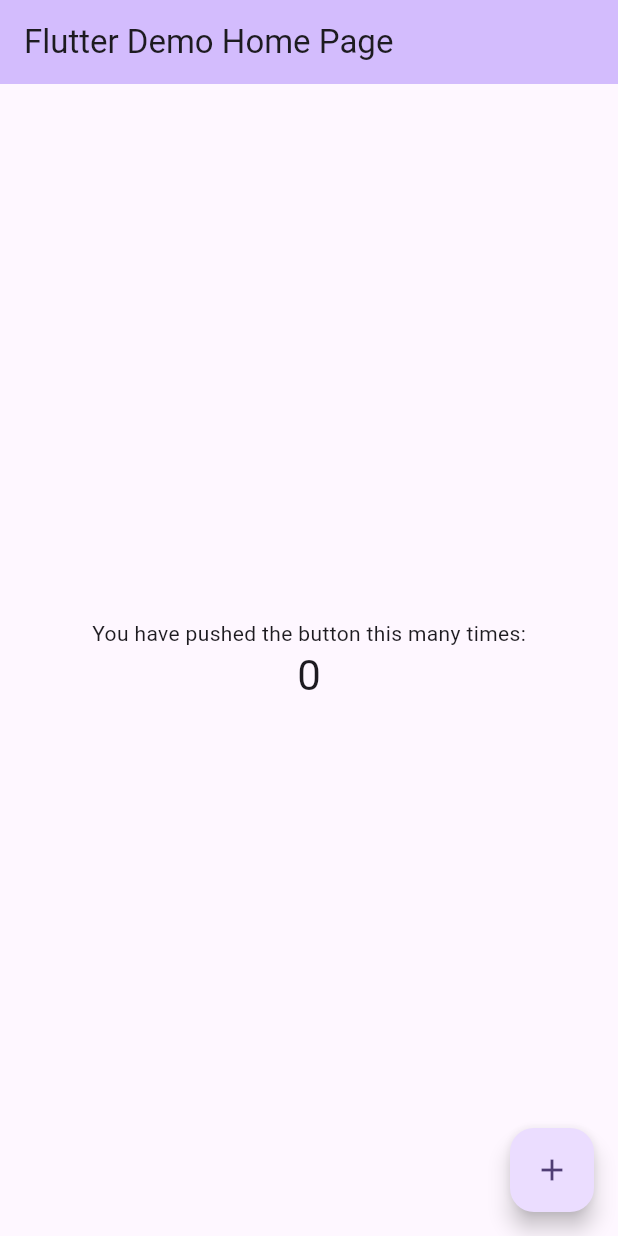
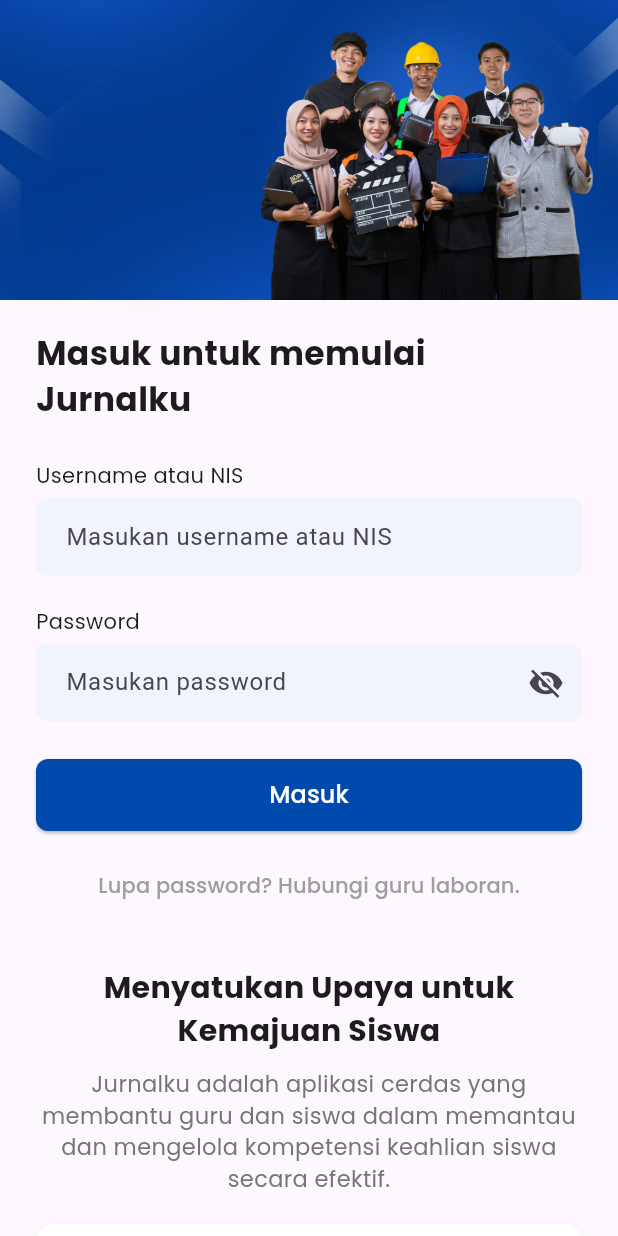
Before and after one commit to MuhammadHaikal1138/slicing_jurnalku, a Flutter app: the screen it shows after launch, on a phone screen of 412 x 824 dp. Run offline on Flutter 3.47's test engine with Material 3 defaults, Android fonts, the phone set to English and light mode, and no system bars; our stand-ins replace google_fonts.

Commit message:
login page1

```diff
--- /dev/null
+++ b/lib/login.dart
@@ -0,0 +1,304 @@
+import 'package:flutter/material.dart';
+import 'package:google_fonts/google_fonts.dart';
+
+class Login extends StatefulWidget {
+  Login({super.key});
+
+  final List<Map<String, dynamic>> _data = [
+    {
+      'icon': Icons.school,
+      'title': 'Dirancang Untuk Sekolah Kami',
+      'description':
+          'Dikembangkan khusus untuk memenuhi kebutuhan sekolah kami dengan fokus pada kemajuan siswa kami.',
+    },
+    {
+      'icon': Icons.forklift,
+      'title': 'Pemantauan yang Terstruktur',
+      'description':
+          'Memudahkan guru dalam menyusun dan memantau daftar kompetensi keahlian yang harus dikuasai siswa.',
+    },
+    {
+      'icon': Icons.person_2,
+      'title': 'Fitur Praktis dan Bermanfaat',
+      'description':
+          'Termasuk reminder otomatis, grafik perkembangan, dan analisis mendalam untuk efektivitas belajar.',
+    },
+    {
+      'icon': Icons.person,
+      'title': 'Pengajuan Kompetensi oleh Siswa',
+      'description':
+          'Siswa dapat mengajukan kompetensi yang telah dikuasai untuk diverifikasi oleh guru.',
+    },
+    {
+      'icon': Icons.note,
+      'title': 'Validasi dan Tanda Tangan Guru',
+      'description':
+          'Setiap kompetensi yang disetujui akan diberikan tanda terima dan tanda tangan guru sebagai bukti.',
+    },
+    {
+      'icon': Icons.monitor,
+      'title': 'Pantauan Real-Time dan Transparan',
+      'description':
+          'Monitoring langsung, Menciptakan lingkungan belajar yang transparan dan efisien.',
+    },
+  ];
+
+  @override
+  State<Login> createState() => _LoginState();
+}
+
+class _LoginState extends State<Login> {
+  bool _obscurePassword = true;
+
+  @override
+  Widget build(BuildContext context) {
+    return Scaffold(
+      body: ListView(
+        children: [
+          // Banner
+          Image.asset(
+            'assets/images/banner.jpg',
+            height: 200,
+            width: double.infinity,
+            fit: BoxFit.cover,
+          ),
+
+          const SizedBox(height: 20),
+
+          // FORM
+          Padding(
+            padding: const EdgeInsets.symmetric(horizontal: 24),
+            child: Column(
+              crossAxisAlignment: CrossAxisAlignment.start,
+              children: [
+                // Title
+                Text(
+                  "Masuk untuk memulai Jurnalku",
+                  style: GoogleFonts.poppins(
+                    fontSize: 22,
+                    fontWeight: FontWeight.bold,
+                  ),
+                ),
+
+                const SizedBox(height: 25),
+
+                // Username / NIS
+                Text(
+                  "Username atau NIS",
+                  style: GoogleFonts.poppins(fontSize: 14),
+                ),
+                const SizedBox(height: 5),
+                TextField(
+                  decoration: InputDecoration(
+                    hintText: "Masukan username atau NIS",
+                    filled: true,
+                    fillColor: const Color(0xfff1f4fb),
+                    contentPadding: const EdgeInsets.symmetric(
+                      horizontal: 16,
+                      vertical: 14,
+                    ),
+                    border: OutlineInputBorder(
+                      borderRadius: BorderRadius.circular(8),
+                      borderSide: BorderSide.none,
+                    ),
+                  ),
+                ),
+
+                const SizedBox(height: 20),
+
+                // Password
+                Text("Password", style: GoogleFonts.poppins(fontSize: 14)),
+                const SizedBox(height: 5),
+                TextField(
+                  obscureText: _obscurePassword,
+                  decoration: InputDecoration(
+                    hintText: "Masukan password",
+                    filled: true,
+                    fillColor: const Color(0xfff1f4fb),
+                    contentPadding: const EdgeInsets.symmetric(
+                      horizontal: 16,
+                      vertical: 14,
+                    ),
+                    suffixIcon: IconButton(
+                      icon: Icon(
+                        _obscurePassword
+                            ? Icons.visibility_off
+                            : Icons.visibility,
+                      ),
+                      onPressed: () {
+                        setState(() {
+                          _obscurePassword = !_obscurePassword;
+                        });
+                      },
+                    ),
+                    border: OutlineInputBorder(
+                      borderRadius: BorderRadius.circular(8),
+                      borderSide: BorderSide.none,
+                    ),
+                  ),
+                ),
+
+                const SizedBox(height: 25),
+
+                // Button Masuk
+                SizedBox(
+                  width: double.infinity,
+                  height: 48,
+                  child: ElevatedButton(
+                    style: ElevatedButton.styleFrom(
+                      backgroundColor: const Color(0xff004aad),
+                      shape: RoundedRectangleBorder(
+                        borderRadius: BorderRadius.circular(8),
+                      ),
+                    ),
+                    onPressed: () {},
+                    child: Text(
+                      "Masuk",
+                      style: GoogleFonts.poppins(
+                        fontSize: 16,
+                        color: Colors.white,
+                      ),
+                    ),
+                  ),
+                ),
+
+                const SizedBox(height: 12),
+
+                // Lupa password
+                Center(
+                  child: TextButton(
+                    onPressed: () {},
+                    child: Text(
+                      "Lupa password? Hubungi guru laboran.",
+                      style: GoogleFonts.poppins(color: Colors.grey),
+                    ),
+                  ),
+                ),
+
+                const SizedBox(height: 30),
+                Center(
+                  child: Text(
+                    "Menyatukan Upaya untuk Kemajuan Siswa",
+                    textAlign: TextAlign.center,
+                    style: GoogleFonts.poppins(
+                      fontSize: 20,
+                      fontWeight: FontWeight.bold,
+                    ),
+                  ),
+                ),
+                const SizedBox(height: 10),
+                Center(
+                  child: Text(
+                    "Jurnalku adalah aplikasi cerdas yang membantu guru dan siswa dalam memantau dan mengelola kompetensi keahlian siswa secara efektif.",
+                    textAlign: TextAlign.center,
+                    style: GoogleFonts.poppins(
+                      fontSize: 15,
+                      color: Colors.grey[600],
+                    ),
+                  ),
+                ),
+                const SizedBox(height: 20),
+
+                // === LIST FITUR ===
+                Column(
+                  children: widget._data.map((item) {
+                    return Container(
+                      margin: const EdgeInsets.only(bottom: 16),
+                      padding: const EdgeInsets.all(16),
+                      decoration: BoxDecoration(
+                        color: Colors.white,
+                        borderRadius: BorderRadius.circular(12),
+                        boxShadow: [
+                          BoxShadow(
+                            color: Colors.black.withOpacity(0.05),
+                            blurRadius: 6,
+                            offset: const Offset(0, 3),
+                          ),
+                        ],
+                      ),
+                      child: Row(
+                        crossAxisAlignment: CrossAxisAlignment.start,
+                        children: [
+                          // ICON
+                          Container(
+                            padding: const EdgeInsets.all(10),
+                            decoration: BoxDecoration(
+                              color: Colors.yellow[100],
+                              borderRadius: BorderRadius.circular(10),
+                            ),
+                            child: Icon(
+                              item['icon'],
+                              color: Colors.orange[700],
+                              size: 30,
+                            ),
+                          ),
+
+                          const SizedBox(width: 12),
+
+                          // TEXT
+                          Expanded(
+                            child: Column(
+                              crossAxisAlignment: CrossAxisAlignment.start,
+                              children: [
+                                Text(
+                                  item['title'],
+                                  style: GoogleFonts.poppins(
+                                    fontSize: 16,
+                                    fontWeight: FontWeight.bold,
+                                  ),
+                                ),
+                                const SizedBox(height: 6),
+                                Text(
+                                  item['description'],
+                                  style: GoogleFonts.poppins(
+                                    fontSize: 14,
+                                    color: Colors.grey[700],
+                                  ),
+                                ),
+                              ],
+                            ),
+                          ),
+                        ],
+                      ),
+                    );
+                  }).toList(),
+                ),
+              ],
+            ),
+          ),
+          Container(
+            padding: EdgeInsets.symmetric(vertical: 20),
+            width: double.infinity,
+            color: const Color(0xff004aad),
+            child: Center(
+              child: Column(
+                children: [
+                  Row(
+                    mainAxisAlignment: MainAxisAlignment.center,
+                    children: [
+                      Icon(Icons.school, color: Colors.white, size: 30),
+                      SizedBox(width: 10),
+                      Icon(Icons.abc, color: Colors.white, size: 30),
+                      SizedBox(width: 10),
+                      Icon(Icons.book, color: Colors.white, size: 30),
+                      SizedBox(width: 10),
+                      Icon(Icons.person, color: Colors.white, size: 30),
+                      SizedBox(width: 10),
+                    ],
+                  ),
+                  Text(
+                    "©GEN-28 PPLG SMK Wikrama Bogor. All rights reserved.",
+                    style: GoogleFonts.poppins(
+                      color: Colors.white,
+                      fontSize: 14,
+                    ),
+                  ),
+                ],
+              ),
+            ),
+          ),
+        ],
+      ),
+    );
+  }
+}
--- a/lib/main.dart
+++ b/lib/main.dart
@@ -1,4 +1,5 @@
 import 'package:flutter/material.dart';
+import 'package:slicing_jurnalku/login.dart';
 
 void main() {
   runApp(const MyApp());
@@ -6,117 +7,12 @@
 
 class MyApp extends StatelessWidget {
   const MyApp({super.key});
-
-  // This widget is the root of your application.
-  @override
+ @override
   Widget build(BuildContext context) {
     return MaterialApp(
       title: 'Flutter Demo',
-      theme: ThemeData(
-        // This is the theme of your application.
-        //
-        // TRY THIS: Try running your application with "flutter run". You'll see
-        // the application has a purple toolbar. Then, without quitting the app,
-        // try changing the seedColor in the colorScheme below to Colors.green
-        // and then invoke "hot reload" (save your changes or press the "hot
-        // reload" button in a Flutter-supported IDE, or press "r" if you used
-        // the command line to start the app).
-        //
-        // Notice that the counter didn't reset back to zero; the application
-        // state is not lost during the reload. To reset the state, use hot
-        // restart instead.
-        //
-        // This works for code too, not just values: Most code changes can be
-        // tested with just a hot reload.
-        colorScheme: .fromSeed(seedColor: Colors.deepPurple),
-      ),
-      home: const MyHomePage(title: 'Flutter Demo Home Page'),
+      debugShowCheckedModeBanner: false,
+      home: Login(),
     );
   }
 }
-
-class MyHomePage extends StatefulWidget {
-  const MyHomePage({super.key, required this.title});
-
-  // This widget is the home page of your application. It is stateful, meaning
-  // that it has a State object (defined below) that contains fields that affect
-  // how it looks.
-
-  // This class is the configuration for the state. It holds the values (in this
-  // case the title) provided by the parent (in this case the App widget) and
-  // used by the build method of the State. Fields in a Widget subclass are
-  // always marked "final".
-
-  final String title;
-
-  @override
-  State<MyHomePage> createState() => _MyHomePageState();
-}
-
-class _MyHomePageState extends State<MyHomePage> {
-  int _counter = 0;
-
-  void _incrementCounter() {
-    setState(() {
-      // This call to setState tells the Flutter framework that something has
-      // changed in this State, which causes it to rerun the build method below
-      // so that the display can reflect the updated values. If we changed
-      // _counter without calling setState(), then the build method would not be
-      // called again, and so nothing would appear to happen.
-      _counter++;
-    });
-  }
-
-  @override
-  Widget build(BuildContext context) {
-    // This method is rerun every time setState is called, for instance as done
-    // by the _incrementCounter method above.
-    //
-    // The Flutter framework has been optimized to make rerunning build methods
-    // fast, so that you can just rebuild anything that needs updating rather
-    // than having to individually change instances of widgets.
-    return Scaffold(
-      appBar: AppBar(
-        // TRY THIS: Try changing the color here to a specific color (to
-        // Colors.amber, perhaps?) and trigger a hot reload to see the AppBar
-        // change color while the other colors stay the same.
-        backgroundColor: Theme.of(context).colorScheme.inversePrimary,
-        // Here we take the value from the MyHomePage object that was created by
-        // the App.build method, and use it to set our appbar title.
-        title: Text(widget.title),
-      ),
-      body: Center(
-        // Center is a layout widget. It takes a single child and positions it
-        // in the middle of the parent.
-        child: Column(
-          // Column is also a layout widget. It takes a list of children and
-          // arranges them vertically. By default, it sizes itself to fit its
-          // children horizontally, and tries to be as tall as its parent.
-          //
-          // Column has various properties to control how it sizes itself and
-          // how it positions its children. Here we use mainAxisAlignment to
-          // center the children vertically; the main axis here is the vertical
-          // axis because Columns are vertical (the cross axis would be
-          // horizontal).
-          //
-          // TRY THIS: Invoke "debug painting" (choose the "Toggle Debug Paint"
-          // action in the IDE, or press "p" in the console), to see the
-          // wireframe for each widget.
-          mainAxisAlignment: .center,
-          children: [
-            const Text('You have pushed the button this many times:'),
-            Text(
-              '$_counter',
-              style: Theme.of(context).textTheme.headlineMedium,
-            ),
-          ],
-        ),
-      ),
-      floatingActionButton: FloatingActionButton(
-        onPressed: _incrementCounter,
-        tooltip: 'Increment',
-        child: const Icon(Icons.add),
-      ),
-    );
-  }
-}
```
Also changed, not shown: assets/images/banner.jpg (added).
